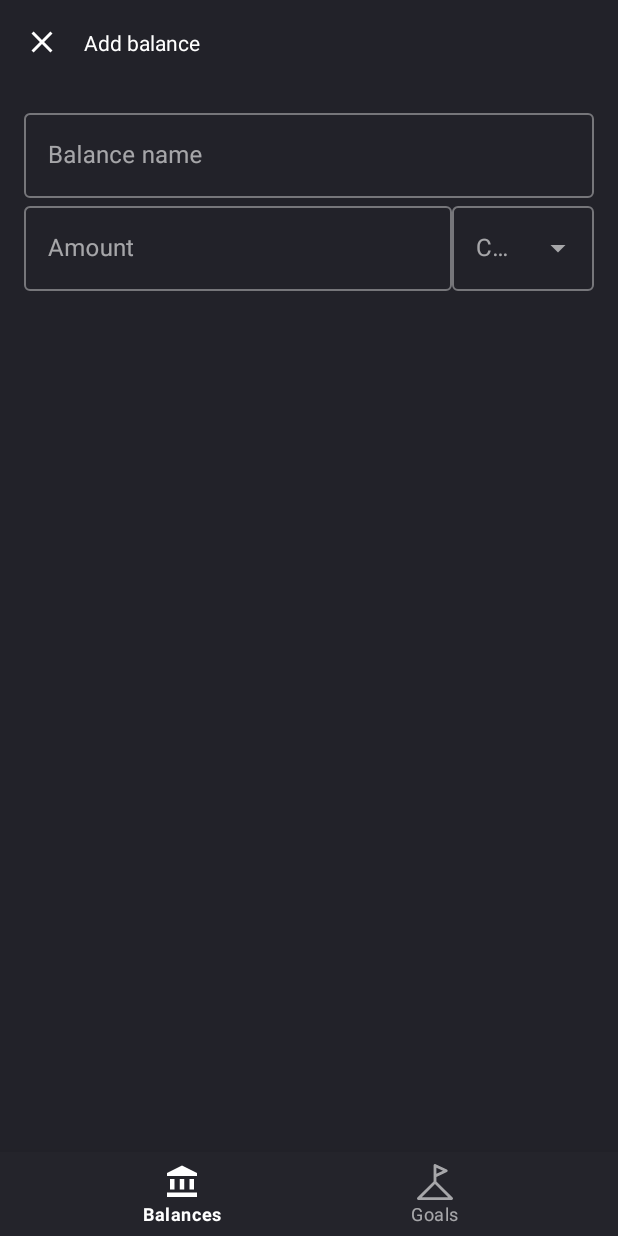
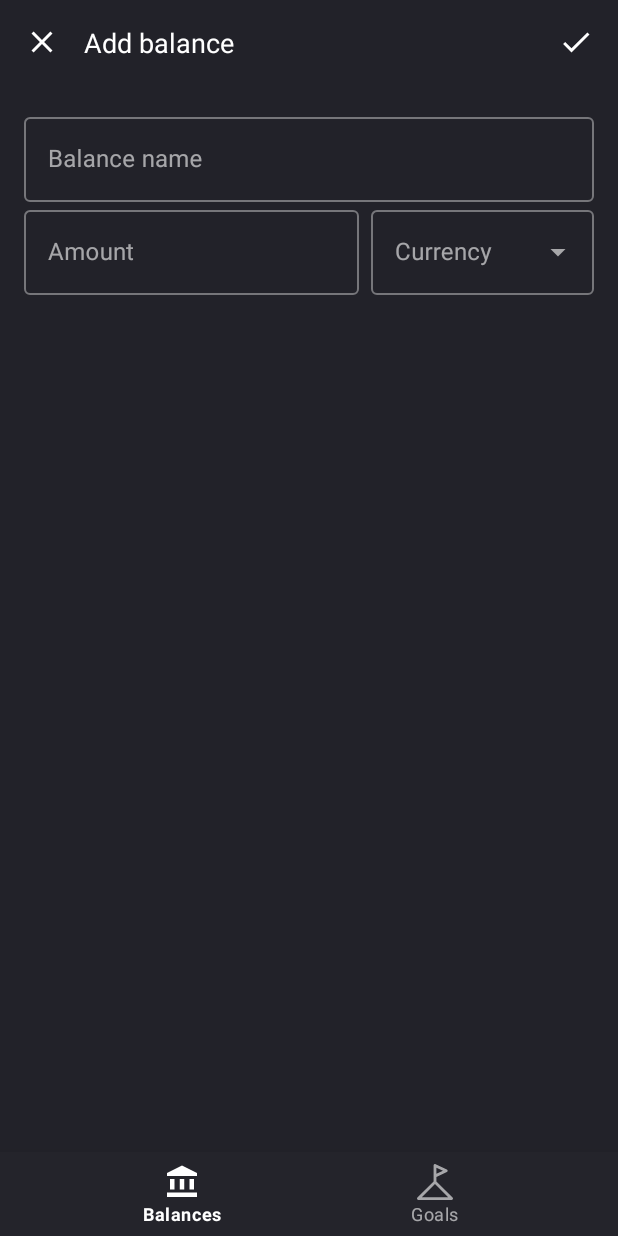
Before and after one commit to rmyhal/nest-egg, an Android app: the screen it shows after launch (AppActivity), after a tap on an icon or button, on a phone screen of 412 x 824 dp. Run offline under Robolectric (Android 15) with nearby library versions, the phone set to English and light mode, and no system bars; libraries missing offline, so code that uses them is left out: com.squareup.sqldelight; 1 statement that could not run was skipped.

Commit message:
add balance screen

```diff
--- a/app/src/main/java/com/rmyhal/nestegg/di/modules.kt
+++ b/app/src/main/java/com/rmyhal/nestegg/di/modules.kt
@@ -18,7 +18,7 @@ private val fragmentsModule = module {
 
 private val viewModelsModule = module {
     viewModel { BalancesViewModel(get()) }
-    viewModel { AddBalanceViewModel() }
+    viewModel { AddBalanceViewModel(get()) }
 }
 
 private val sdkModule = module {
--- a/app/src/main/java/com/rmyhal/nestegg/ui/addbalance/AddBalanceFragment.kt
+++ b/app/src/main/java/com/rmyhal/nestegg/ui/addbalance/AddBalanceFragment.kt
@@ -6,13 +6,14 @@ import android.os.Bundle
 import android.view.LayoutInflater
 import android.view.View
 import android.view.ViewGroup
+import android.widget.ArrayAdapter
+import android.widget.AutoCompleteTextView
+import androidx.core.widget.addTextChangedListener
 import androidx.lifecycle.lifecycleScope
-import androidx.transition.Slide
 import com.google.android.material.transition.MaterialArcMotion
 import com.google.android.material.transition.MaterialContainerTransform
 import com.rmyhal.nestegg.R
 import com.rmyhal.nestegg.databinding.FragmentAddBalanceBinding
-import com.rmyhal.nestegg.ui.Field
 import com.rmyhal.nestegg.ui.base.BaseFragment
 import com.rmyhal.nestegg.util.OnFragmentDismissListener
 import com.rmyhal.nestegg.util.themeColor
@@ -20,6 +21,13 @@ import kotlinx.coroutines.flow.collect
 import java.lang.IllegalStateException
 
 class AddBalanceFragment(private val viewModel: AddBalanceViewModel) : BaseFragment<FragmentAddBalanceBinding>() {
+
+    private val currenciesAdapter: ArrayAdapter<String> by lazy(LazyThreadSafetyMode.NONE) {
+        ArrayAdapter(requireContext(), R.layout.item_dropdown, mutableListOf())
+    }
+
+    private val txtCurrency: AutoCompleteTextView
+        get() = binding.currencyInputLayout.editText!! as AutoCompleteTextView
 
     private lateinit var dismissListener: OnFragmentDismissListener
 
@@ -38,19 +46,7 @@ class AddBalanceFragment(private val viewModel: AddBalanceViewModel) : BaseFragm
 
     override fun onCreate(savedInstanceState: Bundle?) {
         super.onCreate(savedInstanceState)
-        sharedElementEnterTransition = MaterialContainerTransform().apply {
-            endViewId = R.id.balanceRoot
-            duration = 300L
-            scrimColor = Color.TRANSPARENT
-            setPathMotion(MaterialArcMotion())
-            containerColor = requireContext().themeColor(R.attr.colorSurface)
-            startContainerColor = requireContext().themeColor(R.attr.colorSecondary)
-            endContainerColor = requireContext().themeColor(R.attr.colorSurface)
-        }
-        sharedElementReturnTransition = Slide().apply {
-            duration = 225L
-            addTarget(R.id.balanceRoot)
-        }
+        initAnimation()
     }
 
     override fun onViewCreated(view: View, savedInstanceState: Bundle?) {
@@ -58,14 +54,100 @@ class AddBalanceFragment(private val viewModel: AddBalanceViewModel) : BaseFragm
         lifecycleScope.launchWhenStarted {
             viewModel.props.collect(::render)
         }
-        binding.imgClose.setOnClickListener { dismissListener.dismiss() }
+        initCurrencyView()
+        setupListeners()
     }
 
     private fun render(props: Props) = with(binding) {
-//        txtTitle.text = props.title.value
+        currenciesAdapter.clear()
+        currenciesAdapter.addAll(props.currencies)
+        when (props.saveStatus) {
+            Props.SaveStatus.Saved -> dismissListener.dismiss()
+            is Props.SaveStatus.Error -> showError(props.saveStatus.field)
+            else -> { // ignored
+            }
+        }
+    }
+
+    private fun setupListeners() {
+        binding.btnClose.setOnClickListener { dismissListener.dismiss() }
+        binding.btnDone.setOnClickListener {
+            viewModel.onSaveClicked(
+                binding.txtName.editText?.text.toString(),
+                binding.txtAmount.editText?.text.toString(),
+                txtCurrency.text.toString()
+            )
+        }
+        binding.txtName.editText?.addTextChangedListener {
+            if (binding.txtName.error != null) {
+                binding.txtName.error = null
+            }
+        }
+        binding.txtAmount.editText?.addTextChangedListener {
+            if (binding.txtAmount.error != null) {
+                binding.txtAmount.error = null
+            }
+        }
+        binding.currencyInputLayout.editText?.addTextChangedListener {
+            if (binding.currencyInputLayout.error != null) {
+                binding.currencyInputLayout.error = null
+            }
+        }
+    }
+
+    private fun initCurrencyView() = with(txtCurrency) {
+        setOnFocusChangeListener { _, hasFocus ->
+            if (hasFocus && !isPopupShowing) {
+                showDropDown()
+            }
+        }
+        setOnEditorActionListener { view, _, _ ->
+            view.clearFocus()
+            binding.btnDone.performClick()
+            return@setOnEditorActionListener true
+        }
+        setAdapter(currenciesAdapter)
+    }
+
+    private fun showError(fieldWithError: Props.SaveStatus.Error.Field) {
+        when (fieldWithError) {
+            Props.SaveStatus.Error.Field.NAME -> {
+                binding.txtName.error = getString(R.string.add_balance_name_error)
+                binding.txtName.requestFocus()
+            }
+            Props.SaveStatus.Error.Field.AMOUNT -> {
+                binding.txtAmount.error = getString(R.string.add_balance_amount_error)
+                binding.txtAmount.requestFocus()
+            }
+            Props.SaveStatus.Error.Field.CURRENCY -> {
+                binding.currencyInputLayout.error = getString(R.string.add_balance_currency_error)
+                binding.currencyInputLayout.requestFocus()
+            }
+        }
+    }
+
+    private fun initAnimation() {
+        sharedElementEnterTransition = MaterialContainerTransform().apply {
+            duration = resources.getInteger(R.integer.animation_duration).toLong()
+            scrimColor = Color.TRANSPARENT
+            setPathMotion(MaterialArcMotion())
+            containerColor = requireContext().themeColor(R.attr.colorSurface)
+            startContainerColor = requireContext().themeColor(R.attr.colorSecondary)
+            endContainerColor = requireContext().themeColor(R.attr.colorSurface)
+        }
     }
 
     data class Props(
-        val title: Field<String> = Field("")
-    )
+        val currencies: List<String> = emptyList(),
+        val saveStatus: SaveStatus = SaveStatus.Default
+    ) {
+
+        sealed class SaveStatus {
+            object Default : SaveStatus()
+            object Saved : SaveStatus()
+            data class Error(val field: Field) : SaveStatus() {
+                enum class Field { NAME, AMOUNT, CURRENCY }
+            }
+        }
+    }
 }
--- /dev/null
+++ b/app/src/main/res/drawable/ic_done_24.xml
@@ -0,0 +1,5 @@
+<vector android:height="24dp" android:tint="#FFFFFF"
+    android:viewportHeight="24" android:viewportWidth="24"
+    android:width="24dp" xmlns:android="http://schemas.android.com/apk/res/android">
+    <path android:fillColor="@android:color/white" android:pathData="M9,16.2L4.8,12l-1.4,1.4L9,19 21,7l-1.4,-1.4L9,16.2z"/>
+</vector>
--- a/app/src/main/res/layout/fragment_add_balance.xml
+++ b/app/src/main/res/layout/fragment_add_balance.xml
@@ -6,10 +6,10 @@
     android:layout_width="match_parent"
     android:layout_height="match_parent"
     android:padding="16dp"
-    android:transitionName="shared-balance">
+    android:transitionName="@string/add_balance_shared">
 
     <ImageButton
-        android:id="@+id/imgClose"
+        android:id="@+id/btnClose"
         android:layout_width="wrap_content"
         android:layout_height="wrap_content"
         android:background="?attr/actionBarItemBackground"
@@ -24,9 +24,20 @@
         android:layout_height="wrap_content"
         android:layout_marginStart="16dp"
         android:text="@string/add_balance_title"
-        app:layout_constraintBottom_toBottomOf="@id/imgClose"
-        app:layout_constraintStart_toEndOf="@id/imgClose"
-        app:layout_constraintTop_toTopOf="@id/imgClose" />
+        android:textSize="18sp"
+        app:layout_constraintBottom_toBottomOf="@id/btnClose"
+        app:layout_constraintStart_toEndOf="@id/btnClose"
+        app:layout_constraintTop_toTopOf="@id/btnClose" />
+
+    <ImageButton
+        android:id="@+id/btnDone"
+        android:layout_width="wrap_content"
+        android:layout_height="wrap_content"
+        android:background="?attr/actionBarItemBackground"
+        app:layout_constraintEnd_toEndOf="parent"
+        app:layout_constraintTop_toTopOf="parent"
+        app:srcCompat="@drawable/ic_done_24"
+        tools:ignore="ContentDescription" />
 
     <com.google.android.material.textfield.TextInputLayout
         android:id="@+id/txtName"
@@ -34,14 +45,18 @@
         android:layout_width="match_parent"
         android:layout_height="wrap_content"
         android:layout_marginTop="32dp"
-        android:hint="Balance name"
+        android:hint="@string/add_balance_name_hint"
         app:layout_constraintEnd_toEndOf="parent"
         app:layout_constraintStart_toStartOf="parent"
         app:layout_constraintTop_toBottomOf="@id/txtTitle">
 
         <com.google.android.material.textfield.TextInputEditText
             android:layout_width="match_parent"
-            android:layout_height="match_parent" />
+            android:layout_height="match_parent"
+            android:imeOptions="actionNext"
+            android:inputType="text"
+            android:maxLines="1"
+            android:nextFocusDown="@id/txtAmount" />
 
     </com.google.android.material.textfield.TextInputLayout>
 
@@ -50,8 +65,9 @@
         style="@style/Widget.MaterialComponents.TextInputLayout.OutlinedBox"
         android:layout_width="0dp"
         android:layout_height="wrap_content"
-        android:hint="Amount"
-        app:layout_constraintEnd_toStartOf="@id/txtCurrency"
+        android:hint="@string/add_balance_amount_hint"
+        android:nextFocusRight="@id/currencyInputLayout"
+        app:layout_constraintEnd_toStartOf="@id/currencyInputLayout"
         app:layout_constraintHorizontal_weight="3"
         app:layout_constraintStart_toStartOf="parent"
         app:layout_constraintTop_toBottomOf="@id/txtName">
@@ -59,26 +75,31 @@
         <com.google.android.material.textfield.TextInputEditText
             android:layout_width="match_parent"
             android:layout_height="match_parent"
-            android:inputType="numberDecimal" />
+            android:imeOptions="actionNext"
+            android:inputType="numberDecimal"
+            android:nextFocusRight="@id/currencyInputLayout" />
 
     </com.google.android.material.textfield.TextInputLayout>
 
     <com.google.android.material.textfield.TextInputLayout
-        android:id="@+id/txtCurrency"
+        android:id="@+id/currencyInputLayout"
         style="@style/Widget.MaterialComponents.TextInputLayout.OutlinedBox.ExposedDropdownMenu"
         android:layout_width="0dp"
         android:layout_height="wrap_content"
-        android:hint="Currency"
-        app:layout_constraintBottom_toBottomOf="@id/txtAmount"
+        android:layout_marginStart="8dp"
+        android:hint="@string/add_balance_currency_hint"
+        android:nextFocusUp="@id/btnDone"
+        app:layout_constraintBaseline_toBaselineOf="@id/txtAmount"
         app:layout_constraintEnd_toEndOf="parent"
-        app:layout_constraintHorizontal_weight="1"
-        app:layout_constraintStart_toEndOf="@id/txtAmount"
-        app:layout_constraintTop_toTopOf="@id/txtAmount">
+        app:layout_constraintHorizontal_weight="2"
+        app:layout_constraintStart_toEndOf="@id/txtAmount">
 
         <AutoCompleteTextView
             android:layout_width="match_parent"
             android:layout_height="wrap_content"
-            android:inputType="none" />
+            android:inputType="none"
+            android:nextFocusUp="@id/btnDone"
+            tools:ignore="LabelFor" />
 
     </com.google.android.material.textfield.TextInputLayout>
 
--- /dev/null
+++ b/app/src/main/res/values/integer.xml
@@ -0,0 +1,4 @@
+<?xml version="1.0" encoding="utf-8"?>
+<resources>
+    <integer name="animation_duration">300</integer>
+</resources>
--- /dev/null
+++ b/app/src/main/res/values/shared-anim.xml
@@ -0,0 +1,4 @@
+<?xml version="1.0" encoding="utf-8"?>
+<resources>
+    <string name="add_balance_shared">shared-balance</string>
+</resources>
--- a/app/src/main/res/values/strings.xml
+++ b/app/src/main/res/values/strings.xml
@@ -7,6 +7,12 @@
 
     <!--region add balance-->
     <string name="add_balance_title">Add balance</string>
+    <string name="add_balance_currency_hint">Currency</string>
+    <string name="add_balance_amount_hint">Amount</string>
+    <string name="add_balance_name_hint">Balance name</string>
+    <string name="add_balance_name_error">Name is required</string>
+    <string name="add_balance_amount_error">Amount is required</string>
+    <string name="add_balance_currency_error">Currency is required</string>
     <!--endregion-->
 
     <!--region goals-->
```
Also changed, not shown: app/src/main/java/com/rmyhal/nestegg/ui/addbalance/AddBalanceViewModel.kt (+28 -2 lines), app/src/main/res/layout/item_dropdown.xml (added, +8 -0 lines).
